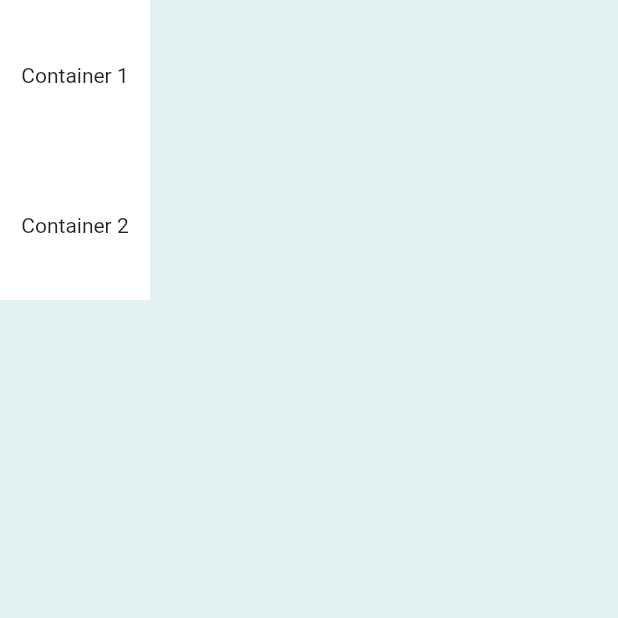
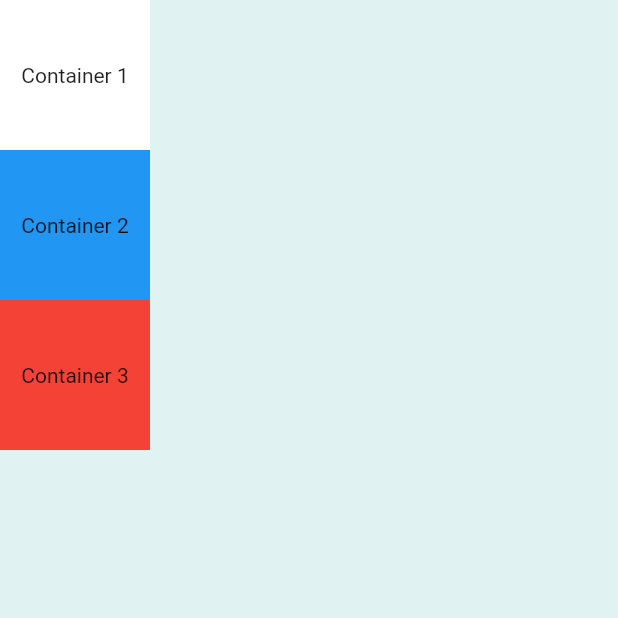
Before and after one commit to Alejandrehl/micard-app, a Flutter app: the screen it shows after launch, on a phone screen of 412 x 824 dp, the top half of it. Run offline on Flutter 3.47's test engine with Material 2 defaults, Android fonts, the phone set to English and light mode, and no system bars.

Commit message:
3 containers

```diff
--- a/lib/main.dart
+++ b/lib/main.dart
@@ -24,9 +24,17 @@ class MyApp extends StatelessWidget {
               Container(
                 height: 100.0,
                 width: 100.0,
-                color: Colors.white,
+                color: Colors.blue,
                 child: Center(
                   child: Text("Container 2"),
+                ),
+              ),
+              Container(
+                height: 100.0,
+                width: 100.0,
+                color: Colors.red,
+                child: Center(
+                  child: Text("Container 3"),
                 ),
               ),
             ],
```
